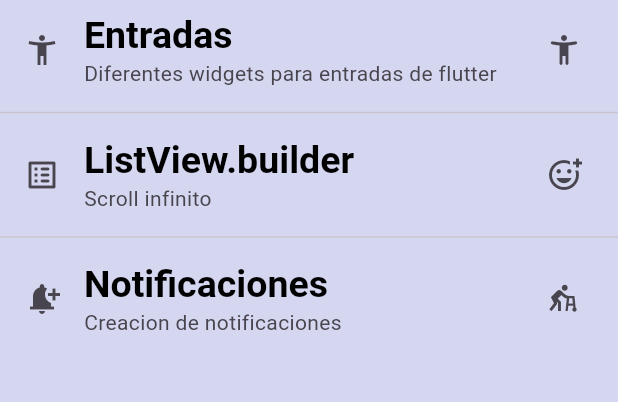
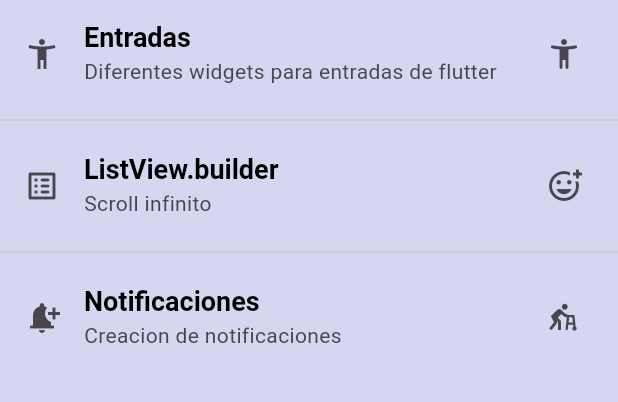
Before and after one commit to DANYDEG/componentes_flutter, a Flutter app: the screen it shows after launch, on a phone screen of 412 x 824 dp, the part 84-486 px from its top. Run offline on Flutter 3.47's test engine with Material 3 defaults, Android fonts, the phone set to English and light mode, and no system bars.

Commit message:
Refactoring and creating the AppTheme class

```diff
--- a/lib/main_app.dart
+++ b/lib/main_app.dart
@@ -1,5 +1,6 @@
 import 'package:flutter/material.dart';
-import 'package:practica3/home_screen.dart';
+import 'package:practica3/screens/home_screen.dart';
+import 'package:practica3/theme/app_theme.dart';
 
 class MainApp extends StatelessWidget {
   const MainApp({super.key});
@@ -9,20 +10,7 @@ class MainApp extends StatelessWidget {
     return MaterialApp(
       debugShowCheckedModeBanner: false,
       home: const HomeScreen(),
-      theme: ThemeData(
-        scaffoldBackgroundColor: Color.fromARGB(255, 213, 215, 240),
-        appBarTheme: const AppBarTheme(
-          color: Color.fromARGB(255, 142, 146, 255),
-          ),
-          textTheme: const TextTheme(
-            headlineLarge: TextStyle(
-              color: Color.fromARGB(255, 0, 0, 0),
-              fontSize: 25.0,
-              fontWeight: FontWeight.bold,
-              fontFamily: 'sans-serif',
-            )
-          ),
-        ),
+      theme: AppTheme.lightTheme,
     );
   }
 }
--- /dev/null
+++ b/lib/theme/app_theme.dart
@@ -0,0 +1,30 @@
+import 'package:flutter/material.dart';
+
+class AppTheme {
+  // Declaracion de color
+  static const mainColor = Color.fromARGB(255, 142, 146, 255);
+  static const backColor =  Color.fromARGB(255, 213, 215, 240);
+
+
+// Declaracion de tema claro
+
+  static final ThemeData lightTheme = ThemeData.light().copyWith(
+    scaffoldBackgroundColor: backColor,
+
+        appBarTheme: const AppBarTheme(
+          color: mainColor,
+          ),
+
+          textTheme: const TextTheme(
+            headlineLarge: TextStyle(
+              color: Color.fromARGB(255, 0, 0, 0),
+              fontSize: 18.0,
+              fontWeight: FontWeight.bold,
+              fontFamily: 'sans-serif',
+            )
+          ),
+  );
+
+
+
+}
```
Also changed, not shown: lib/screens/home_screen.dart (renamed from lib/home_screen.dart).
